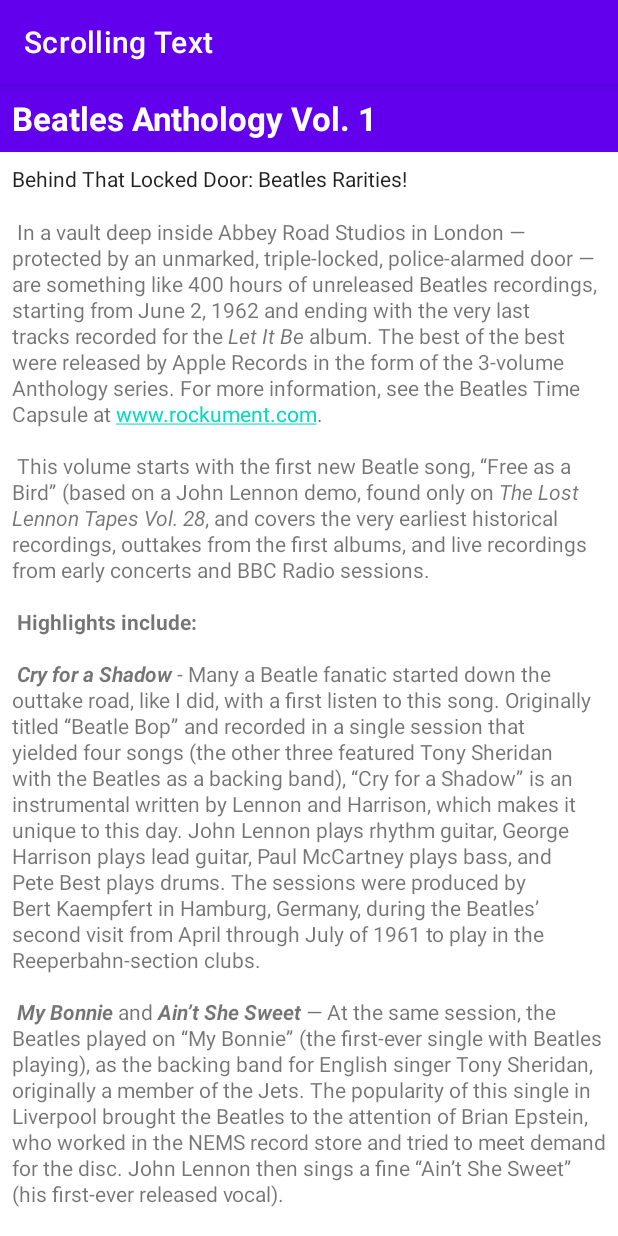
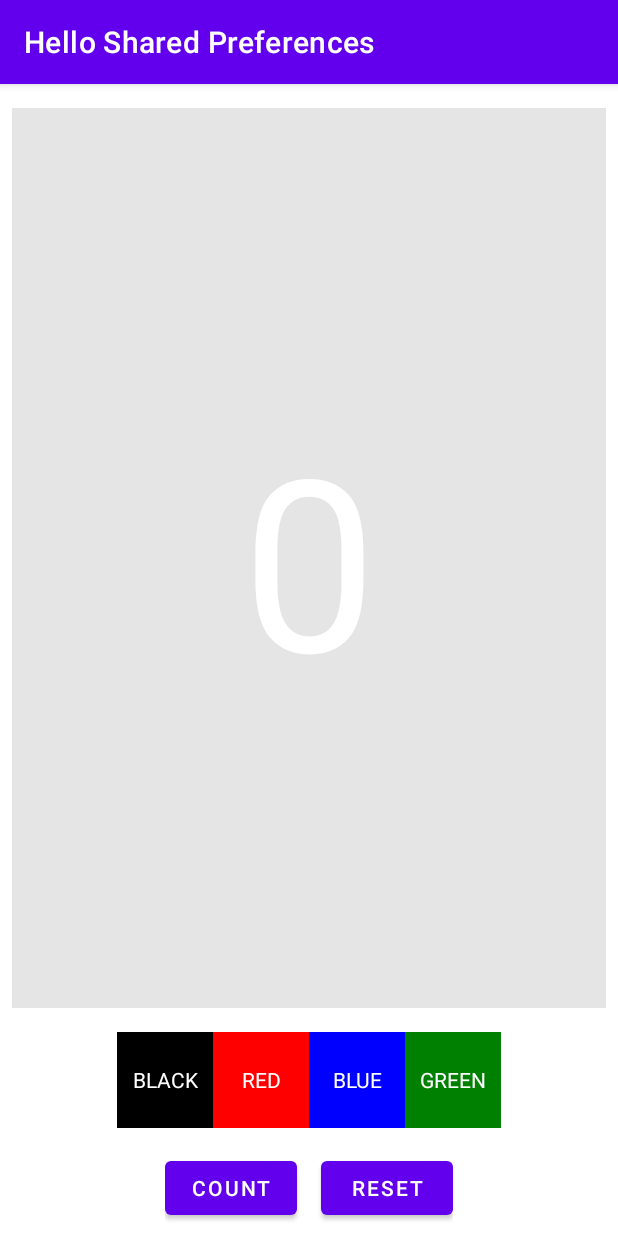
Before and after one commit to imAtulSharma/Codelab, an Android app: the screen it shows after launch (MainActivity), on a phone screen of 412 x 824 dp. Run offline under Robolectric (Android 15) with nearby library versions, the phone set to English and light mode, and no system bars.

Commit message:
Add: user interface and structure

```diff
--- a/app/build.gradle
+++ b/app/build.gradle
@@ -14,6 +14,10 @@ android {
         versionName "1.0"
 
         testInstrumentationRunner "androidx.test.runner.AndroidJUnitRunner"
+    }
+
+    buildFeatures {
+        viewBinding true
     }
 
     buildTypes {
--- a/app/src/main/AndroidManifest.xml
+++ b/app/src/main/AndroidManifest.xml
@@ -9,8 +9,7 @@
         android:roundIcon="@mipmap/ic_launcher_round"
         android:supportsRtl="true"
         android:theme="@style/Theme.Codelab">
-        <activity android:name=".MainActivity"
-            android:label="Scrolling Text">
+        <activity android:name=".MainActivity">
             <intent-filter>
                 <action android:name="android.intent.action.MAIN" />
 
--- a/app/src/main/java/com/streamliners/codelab/MainActivity.java
+++ b/app/src/main/java/com/streamliners/codelab/MainActivity.java
@@ -2,13 +2,98 @@ package com.streamliners.codelab;
 
 import androidx.appcompat.app.AppCompatActivity;
 
+import android.graphics.Color;
 import android.os.Bundle;
+import android.view.View;
+
+import com.streamliners.codelab.databinding.ActivityMainBinding;
 
 public class MainActivity extends AppCompatActivity {
+    ActivityMainBinding binding;
+
+    private int mCount;
 
     @Override
     protected void onCreate(Bundle savedInstanceState) {
         super.onCreate(savedInstanceState);
-        setContentView(R.layout.activity_main);
+
+        binding = ActivityMainBinding.inflate(getLayoutInflater());
+        setContentView(binding.getRoot());
+
+        // Set the title for the activity
+        setTitle("Hello Shared Preferences");
+
+        setUpEventHandlers();
+    }
+
+    /**
+     * to setup all the event handlers for the buttons and text views
+     */
+    private void setUpEventHandlers() {
+        binding.countIncButton.setOnClickListener(new View.OnClickListener() {
+            @Override
+            public void onClick(View v) {
+                increaseCount();
+            }
+        });
+
+        binding.resetButton.setOnClickListener(new View.OnClickListener() {
+            @Override
+            public void onClick(View v) {
+                reset();
+            }
+        });
+
+        binding.blackButton.setOnClickListener(new View.OnClickListener() {
+            @Override
+            public void onClick(View v) {
+                binding.countTextView.setBackgroundColor(getResources().getColor(R.color.black));
+            }
+        });
+
+        binding.redButton.setOnClickListener(new View.OnClickListener() {
+            @Override
+            public void onClick(View v) {
+                binding.countTextView.setBackgroundColor(getResources().getColor(R.color.red));
+            }
+        });
+
+        binding.blueButton.setOnClickListener(new View.OnClickListener() {
+            @Override
+            public void onClick(View v) {
+                binding.countTextView.setBackgroundColor(getResources().getColor(R.color.blue));
+            }
+        });
+
+        binding.greenButton.setOnClickListener(new View.OnClickListener() {
+            @Override
+            public void onClick(View v) {
+                binding.countTextView.setBackgroundColor(getResources().getColor(R.color.green));
+            }
+        });
+    }
+
+    /**
+     * To reset the count value to 0 and display in the text view
+     */
+    private void reset() {
+        mCount = 0;
+        binding.countTextView.setBackgroundColor(getResources().getColor(R.color.gray));
+        displayCount();
+    }
+
+    /**
+     * To increase the count value and display in the text view
+     */
+    private void increaseCount() {
+        ++mCount;
+        displayCount();
+    }
+
+    /**
+     * To display the count value in the text view
+     */
+    private void displayCount() {
+        binding.countTextView.setText(String.valueOf(mCount));
     }
 }
--- a/app/src/main/res/layout/activity_main.xml
+++ b/app/src/main/res/layout/activity_main.xml
@@ -1,46 +1,112 @@
 <?xml version="1.0" encoding="utf-8"?>
-<RelativeLayout xmlns:android="http://schemas.android.com/apk/res/android"
+<androidx.constraintlayout.widget.ConstraintLayout xmlns:android="http://schemas.android.com/apk/res/android"
+    xmlns:app="http://schemas.android.com/apk/res-auto"
     xmlns:tools="http://schemas.android.com/tools"
     android:layout_width="match_parent"
     android:layout_height="match_parent"
     tools:context=".MainActivity">
 
-    <!-- For Heading -->
     <TextView
-        android:id="@+id/article_heading"
-        android:layout_width="match_parent"
-        android:layout_height="wrap_content"
-        android:background="@color/design_default_color_primary"
-        android:padding="8dp"
-        android:text="@string/article_title"
-        android:textAppearance="@android:style/TextAppearance.DeviceDefault.Large"
+        android:id="@+id/count_text_view"
+        android:layout_width="0dp"
+        android:layout_height="0dp"
+        android:layout_marginStart="8dp"
+        android:layout_marginTop="16dp"
+        android:layout_marginEnd="8dp"
+        android:layout_marginBottom="16dp"
+        android:background="@color/gray"
+        android:gravity="center"
+        android:text="0"
         android:textColor="@color/white"
-        android:textStyle="bold" />
+        android:textSize="160sp"
+        app:layout_constraintBottom_toTopOf="@+id/constraintLayout2"
+        app:layout_constraintEnd_toEndOf="parent"
+        app:layout_constraintStart_toStartOf="parent"
+        app:layout_constraintTop_toTopOf="parent" />
 
-    <!-- For sub heading -->
-    <TextView
-        android:id="@+id/article_subheading"
-        android:layout_width="match_parent"
-        android:layout_height="wrap_content"
-        android:layout_below="@id/article_heading"
-        android:padding="8dp"
-        android:text="@string/article_subtitle"
-        android:textAppearance="@android:style/TextAppearance.DeviceDefault" />
-
-    <ScrollView
+    <androidx.constraintlayout.widget.ConstraintLayout
+        android:id="@+id/constraintLayout2"
         android:layout_width="wrap_content"
         android:layout_height="wrap_content"
-        android:layout_below="@+id/article_subheading">
+        android:layout_marginBottom="16dp"
+        app:layout_constraintBottom_toTopOf="@+id/constraintLayout"
+        app:layout_constraintEnd_toEndOf="parent"
+        app:layout_constraintStart_toStartOf="parent">
 
-        <!-- for content -->
         <TextView
-            android:id="@+id/article"
+            android:id="@+id/black_button"
+            android:layout_width="64dp"
+            android:layout_height="64dp"
+            android:background="@color/black"
+            android:gravity="center"
+            android:text="BLACK"
+            android:textColor="@color/white"
+            app:layout_constraintStart_toStartOf="parent"
+            app:layout_constraintTop_toTopOf="parent" />
+
+        <TextView
+            android:id="@+id/red_button"
+            android:layout_width="64dp"
+            android:layout_height="64dp"
+            android:background="@color/red"
+            android:gravity="center"
+            android:text="RED"
+            android:textColor="@color/white"
+            app:layout_constraintBaseline_toBaselineOf="@+id/black_button"
+            app:layout_constraintStart_toEndOf="@+id/black_button" />
+
+        <TextView
+
+            android:id="@+id/blue_button"
+            android:layout_width="64dp"
+            android:layout_height="64dp"
+            android:background="@color/blue"
+            android:gravity="center"
+            android:text="BLUE"
+            android:textColor="@color/white"
+            app:layout_constraintBaseline_toBaselineOf="@+id/red_button"
+            app:layout_constraintStart_toEndOf="@+id/red_button" />
+
+        <TextView
+            android:id="@+id/green_button"
+            android:layout_width="64dp"
+            android:layout_height="64dp"
+            android:background="@color/green"
+            android:gravity="center"
+            android:text="GREEN"
+            android:textColor="@color/white"
+            app:layout_constraintBaseline_toBaselineOf="@+id/blue_button"
+            app:layout_constraintStart_toEndOf="@+id/blue_button" />
+
+    </androidx.constraintlayout.widget.ConstraintLayout>
+
+    <androidx.constraintlayout.widget.ConstraintLayout
+        android:id="@+id/constraintLayout"
+        android:layout_width="wrap_content"
+        android:layout_height="wrap_content"
+        android:layout_marginBottom="8dp"
+        app:layout_constraintBottom_toBottomOf="parent"
+        app:layout_constraintEnd_toEndOf="parent"
+        app:layout_constraintStart_toStartOf="parent">
+
+        <Button
+            android:id="@+id/count_inc_button"
             android:layout_width="wrap_content"
             android:layout_height="wrap_content"
-            android:autoLink="web"
-            android:lineSpacingExtra="1dp"
-            android:padding="8dp"
-            android:text="@string/article_text" />
-    </ScrollView>
+            android:text="Count"
+            app:layout_constraintStart_toStartOf="parent"
+            app:layout_constraintTop_toTopOf="parent" />
 
-</RelativeLayout>
+        <Button
+            android:id="@+id/reset_button"
+            android:layout_width="wrap_content"
+            android:layout_height="wrap_content"
+            android:layout_marginStart="16dp"
+            android:text="Reset"
+            app:layout_constraintEnd_toEndOf="parent"
+            app:layout_constraintStart_toEndOf="@+id/count_inc_button"
+            app:layout_constraintTop_toTopOf="parent" />
+
+    </androidx.constraintlayout.widget.ConstraintLayout>
+
+</androidx.constraintlayout.widget.ConstraintLayout>
--- a/app/src/main/res/values/colors.xml
+++ b/app/src/main/res/values/colors.xml
@@ -7,4 +7,8 @@
     <color name="teal_700">#FF018786</color>
     <color name="black">#FF000000</color>
     <color name="white">#FFFFFFFF</color>
+    <color name="green">#FF008000</color>
+    <color name="red">#FFFF0000</color>
+    <color name="blue">#FF0000FF</color>
+    <color name="gray">#E6E5E5</color>
 </resources>
--- a/build.gradle
+++ b/build.gradle
@@ -5,7 +5,7 @@ buildscript {
         jcenter()
     }
     dependencies {
-        classpath "com.android.tools.build:gradle:4.1.1"
+        classpath 'com.android.tools.build:gradle:4.1.3'
 
         // NOTE: Do not place your application dependencies here; they belong
         // in the individual module build.gradle files
```
